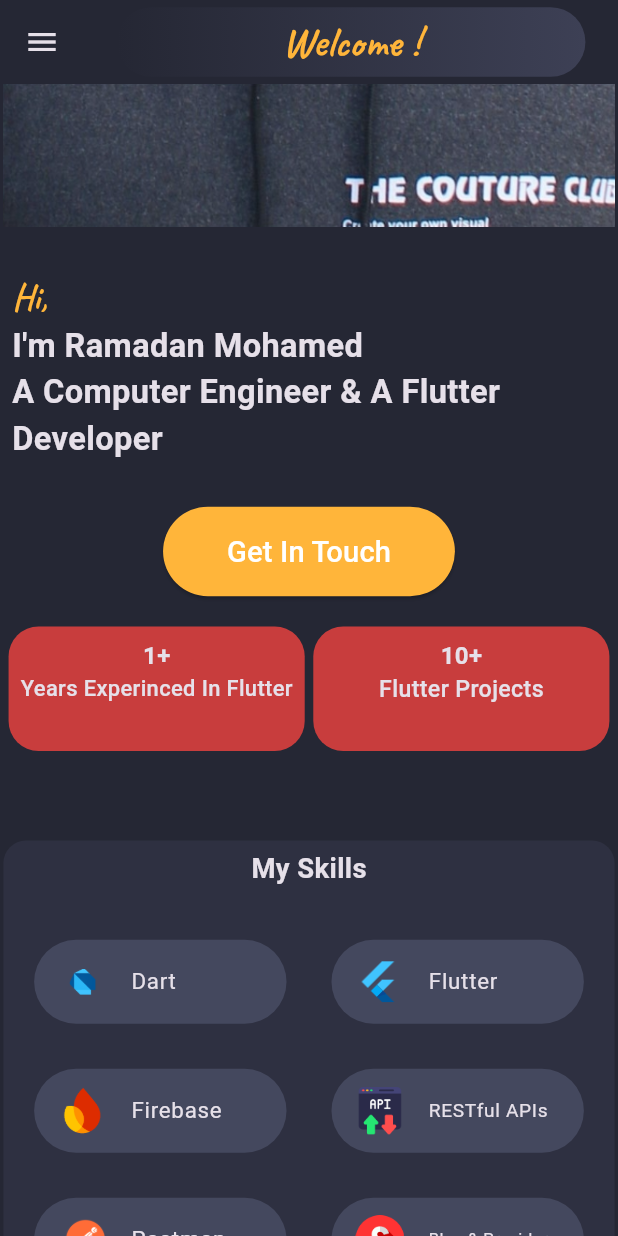
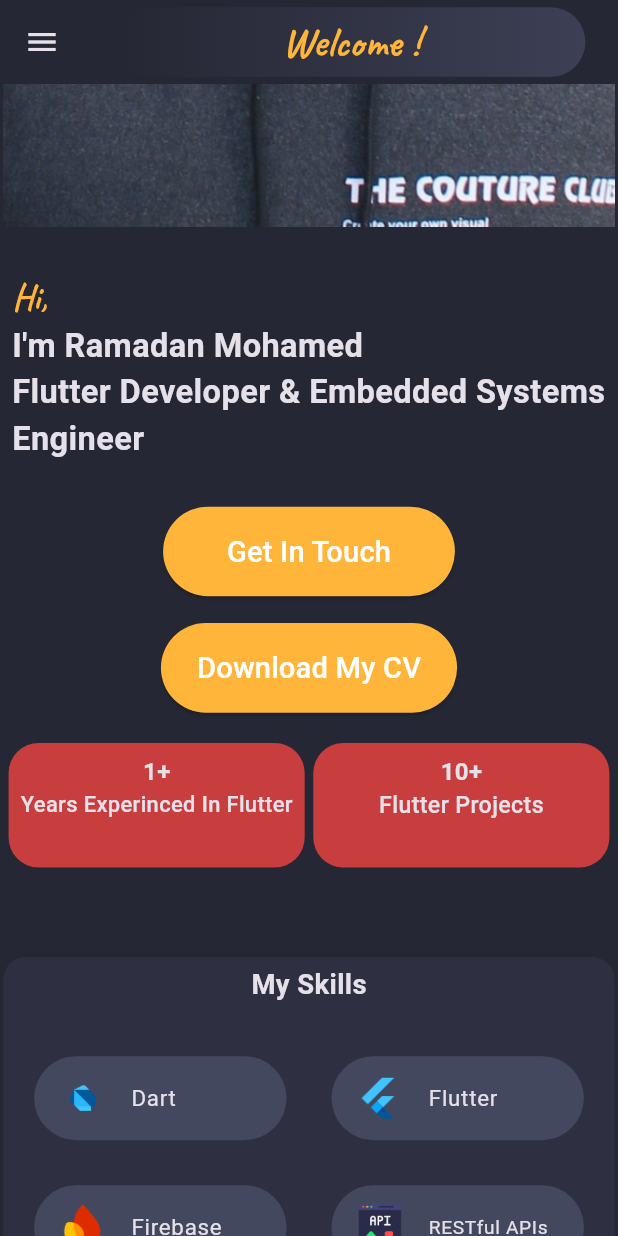
Before and after one commit to RamadanMohamed11/MyPortfolio, a Flutter app: the screen it shows after launch, scrolled down 576 dp, on a phone screen of 412 x 824 dp. Run offline on Flutter 3.47's test engine with Material 3 defaults, Android fonts, the phone set to English and light mode, and no system bars; our stand-ins replace animated_text_kit, flutter_screenutil, flutter_staggered_animations, loading_indicator, progress_state_button, visibility_detector; missing offline and left inert: animator, dart:html, email_sender.

Commit message:
make Download My CV button

```diff
--- a/lib/constants/skill_items.dart
+++ b/lib/constants/skill_items.dart
@@ -6,7 +6,6 @@ List<Map> mySkills = [
   {"img": "assets/images/postman.png", "title": "Postman"},
   {"img": "assets/images/s.png", "title": "Bloc & Provider"},
   {"img": "assets/images/s.png", "title": "Responsive & Adaptive UI"},
-  {"img": "assets/images/s.png", "title": "Hive"},
   {"img": "assets/images/s.png", "title": "SOLID principles"},
   {"img": "assets/images/s.png", "title": "Hive(local databases)"},
   {"img": "assets/images/problem.png", "title": "Problem Solving"},
--- /dev/null
+++ b/lib/utils/url_launcher.dart
@@ -0,0 +1,4 @@
+import 'package:my_portfolio/utils/url_launcher_stub.dart'
+    if (dart.library.html) 'package:my_portfolio/utils/url_launcher_web.dart';
+
+Future<void> launch(String url) => launchUrl(url);
--- /dev/null
+++ b/lib/utils/url_launcher_web.dart
@@ -0,0 +1,5 @@
+import 'dart:html' as html;
+
+Future<void> launchUrl(String url) async {
+  html.window.open(url, '_blank');
+}
--- /dev/null
+++ b/lib/widgets/custom_elevated_button.dart
@@ -0,0 +1,31 @@
+import 'package:flutter/material.dart';
+import 'package:flutter_screenutil/flutter_screenutil.dart';
+import 'package:my_portfolio/constants/colors.dart';
+
+class CustomElevatedButton extends StatelessWidget {
+  const CustomElevatedButton({
+    super.key,
+    required this.onPressed,
+    required this.title,
+    required this.isMobile,
+  });
+
+  final void Function()? onPressed;
+  final String title;
+  final bool isMobile;
+
+  @override
+  Widget build(BuildContext context) {
+    return ElevatedButton(
+      style: ElevatedButton.styleFrom(
+          minimumSize: isMobile ? Size(170.w, 50.h) : Size(60.w, 55.h),
+          backgroundColor: CustomColor.myYellow),
+      onPressed: onPressed,
+      child: Text(
+        title,
+        style:
+            TextStyle(color: Colors.white, fontSize: isMobile ? 17.sp : 6.5.sp),
+      ),
+    );
+  }
+}
--- a/lib/widgets/mobile/hi_message_mobile.dart
+++ b/lib/widgets/mobile/hi_message_mobile.dart
@@ -1,10 +1,13 @@
 import 'package:flutter/material.dart';
 import 'package:flutter_screenutil/flutter_screenutil.dart';
 import 'package:my_portfolio/constants/colors.dart';
+import 'package:my_portfolio/utils/url_launcher.dart' as url_launcher;
+import 'package:my_portfolio/widgets/custom_elevated_button.dart';
 
 class HiMessageMobile extends StatelessWidget {
   const HiMessageMobile({super.key, required this.onNavMenuTap});
   final Function(int) onNavMenuTap;
+
   @override
   Widget build(BuildContext context) {
     return Padding(
@@ -42,27 +45,35 @@ class HiMessageMobile extends StatelessWidget {
           Padding(
             padding: EdgeInsets.symmetric(horizontal: 5.w),
             child: Text(
-              "A Computer Engineer & A Flutter Developer",
+              "Flutter Developer & Embedded Systems Engineer",
               style: TextStyle(fontSize: 19.sp, fontWeight: FontWeight.bold),
             ),
           ),
           SizedBox(height: 25.h),
           Center(
-            child: ElevatedButton(
-                style: ElevatedButton.styleFrom(
-                    minimumSize: Size(170.w, 50.h),
-                    backgroundColor: CustomColor.myYellow),
-                onPressed: () {
-                  onNavMenuTap(0);
-                },
-                child: Text(
-                  "Get In Touch",
-                  style: TextStyle(color: Colors.white, fontSize: 17.sp),
-                )),
+            child: CustomElevatedButton(
+                onPressed: getInTouchOnPressed,
+                title: "Get In Touch",
+                isMobile: true),
+          ),
+          SizedBox(height: 15.h),
+          Center(
+            child: CustomElevatedButton(
+                onPressed: downloadMyCvOnPressed,
+                title: "Download My CV",
+                isMobile: true),
           ),
           SizedBox(height: 15.h),
         ],
       ),
     );
   }
+
+  void getInTouchOnPressed() {
+    onNavMenuTap(0);
+  }
+
+  void downloadMyCvOnPressed() {
+    url_launcher.launch('assets/Ramadan_Mohamed_Flutter Developer_resume.pdf');
+  }
 }
--- a/pubspec.yaml
+++ b/pubspec.yaml
@@ -70,6 +70,7 @@ flutter:
 
   # To add assets to your application, add an assets section, like this:
   assets:
+    - assets/Ramadan_Mohamed_Flutter Developer_resume.pdf
     - assets/images/
     - assets/images/projects/
 
```
Also changed, not shown: lib/utils/url_launcher_stub.dart (added, +10 -0 lines), lib/widgets/computer/hi_message_desktop.dart (+45 -19 lines), 1 other file.
